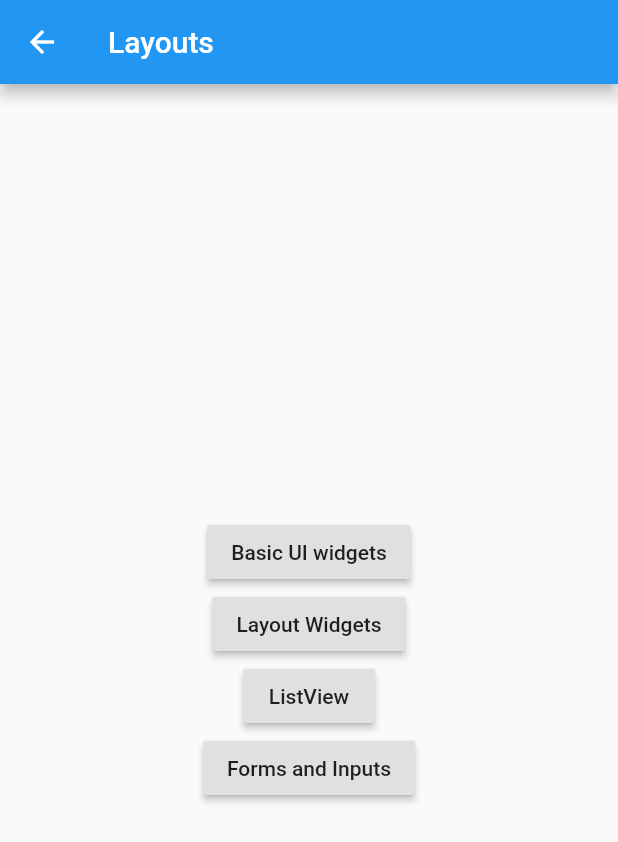
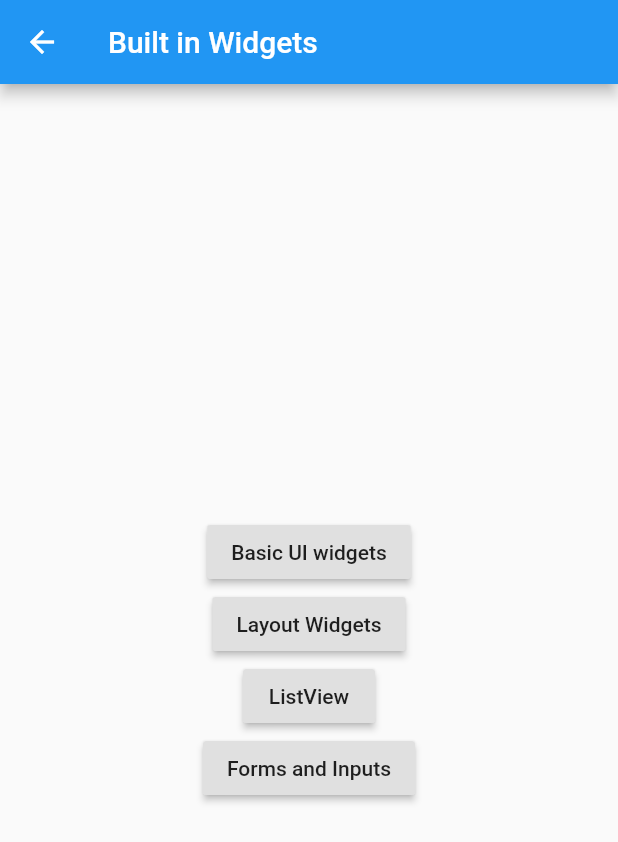
Before and after one commit to glitchedmob/sgf-devs-introduction-to-flutter, a Flutter app: the BuiltInWidgetsScreen screen opened by its route, on a phone screen of 412 x 824 dp. Shown: the top 842 px of the screen. Run offline on Flutter 3.47's test engine with Material 2 defaults, Android fonts, the phone set to English and light mode, and no system bars.

Commit message:
Fix built in widgets app bar label

```diff
--- a/lib/screens/build_in_widgets_screen.dart
+++ b/lib/screens/build_in_widgets_screen.dart
@@ -5,7 +5,7 @@ class BuiltInWidgetsScreen extends StatelessWidget {
   Widget build(BuildContext context) {
     return Scaffold(
       appBar: AppBar(
-        title: Text('Layouts'),
+        title: Text('Built in Widgets'),
       ),
       body: Center(
         child: Column(
```
